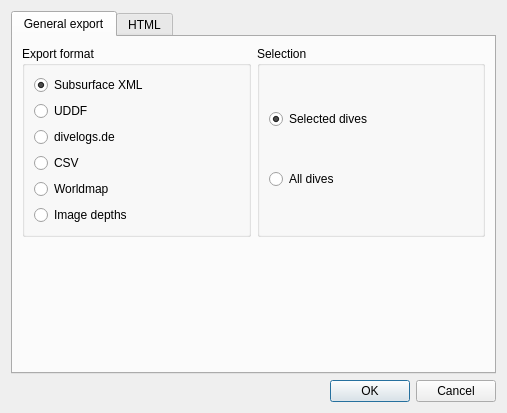
First picture: the form in qt-ui/divelogexportdialog.ui, repository subsurface/subsurface, before the edit.
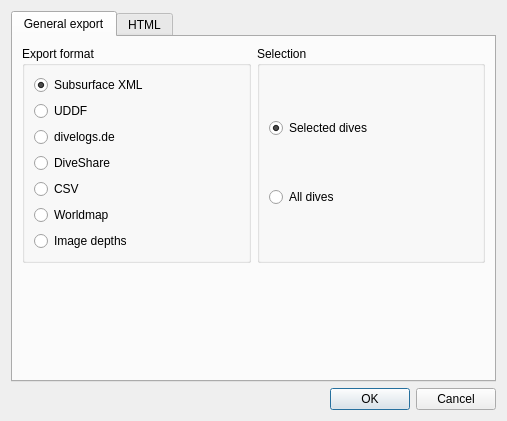
Second picture: the form after the edit. Icons and pictures are not drawn.

Commit message:
Export to DiveShare
Adds the possibility of exporting dives to DiveShare.

```diff
--- a/qt-ui/divelogexportdialog.ui
+++ b/qt-ui/divelogexportdialog.ui
@@ -153,6 +153,16 @@
             </attribute>
            </widget>
           </item>
+          <item>
+           <widget class="QRadioButton" name="exportDiveshare">
+            <property name="text">
+             <string>DiveShare</string>
+            </property>
+            <attribute name="buttonGroup">
+             <string notr="true">exportGroup</string>
+            </attribute>
+           </widget>
+          </item>
           <item>
            <widget class="QRadioButton" name="exportCSV">
             <property name="text">
```
The commit also changes 7 other files.
